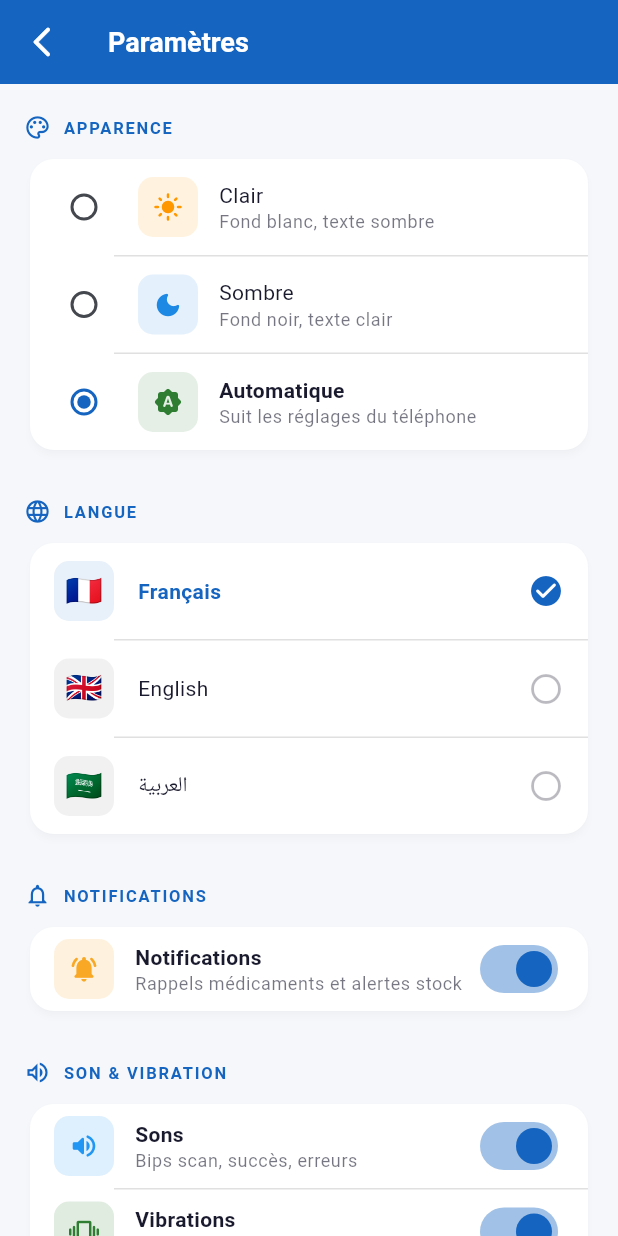
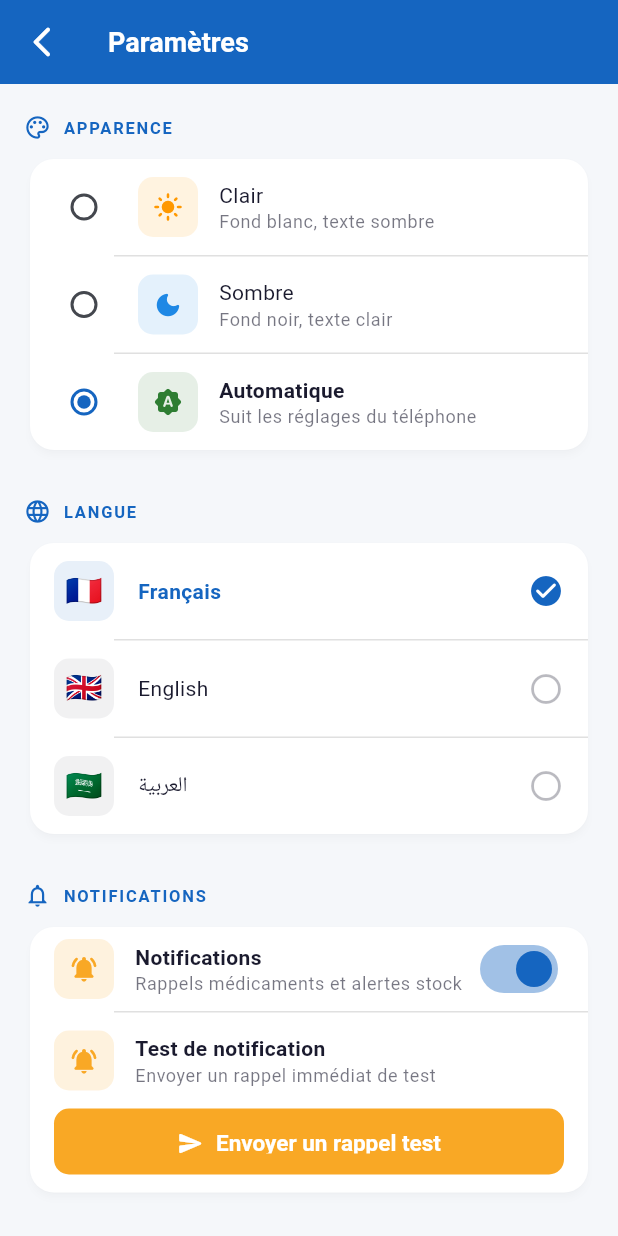
Before and after one commit to Mohamed-Lahyani/Pharma_Ai, a Flutter app: the SettingsScreen screen opened by its route, on a phone screen of 412 x 824 dp. Run offline on Flutter 3.47's test engine with Material 3 defaults, Android fonts, the phone set to English and light mode, and no system bars; our stand-ins replace audioplayers, camera, cloud_firestore, firebase_auth, firebase_core, flutter_local_notifications and 7 more; missing offline and left inert: google_mlkit_barcode_scanning, google_mlkit_text_recognition; accounts and stored records are empty; project files that could hold a hidden picture were left out.

Commit message:
ajouter test notification au parametre

```diff
--- a/lib/features/settings/settings_screen.dart
+++ b/lib/features/settings/settings_screen.dart
@@ -6,7 +6,7 @@ import '../../core/theme/theme_provider.dart';
 import '../../core/l10n/language_provider.dart';
 import '../../core/services/sound_service.dart';
 import '../../core/services/vibration_service.dart';
-
+import 'package:pharma_ai/core/services/notification_service.dart';
 final notificationsEnabledProvider = StateProvider<bool>((ref) => true);
 
 // ── Providers Son & Vibration ────────────────────────────────
@@ -171,8 +171,13 @@ class SettingsScreen extends ConsumerWidget {
           const SizedBox(height: 8),
 
           Card(
-            child: Padding(
-              padding: const EdgeInsets.symmetric(horizontal: 16, vertical: 4),
+            child: Column(
+              children: [
+
+                // ── Toggle notifications ──────────────────────
+                Padding(
+                  padding: const EdgeInsets.symmetric(
+                      horizontal: 16, vertical: 4),
                   child: Row(
                     children: [
                       Container(
@@ -196,13 +201,13 @@ class SettingsScreen extends ConsumerWidget {
                             Text(
                               l10n.notifications,
                               style: textTheme.bodyMedium?.copyWith(
-                            fontWeight: FontWeight.w600,
-                          ),
+                                  fontWeight: FontWeight.w600),
                             ),
                             Text(
                               'Rappels médicaments et alertes stock',
                               style: textTheme.bodySmall?.copyWith(
-                            color: colorScheme.onSurface.withValues(alpha: 0.6),
+                                color: colorScheme.onSurface
+                                    .withValues(alpha: 0.6),
                               ),
                             ),
                           ],
@@ -217,9 +222,21 @@ class SettingsScreen extends ConsumerWidget {
                     ],
                   ),
                 ),
+
+                const Divider(height: 1, indent: 56),
+
+                // ── Test notification immédiate ───────────────
+                _TestNotificationTile(
+                  colorScheme: colorScheme,
+                  textTheme  : textTheme,
+                ),
+
+              ],
+            ),
           ),
 
           const SizedBox(height: 28),
+
 
           // ── SECTION 4 : Son & Vibration ─────────────────────
           _SectionTitle(
@@ -338,6 +355,7 @@ class SettingsScreen extends ConsumerWidget {
           ),
 
           const SizedBox(height: 28),
+
 
           // ── SECTION 5 : À propos ────────────────────────────
           _SectionTitle(
@@ -549,3 +567,148 @@ class _LanguageOption extends StatelessWidget {
     );
   }
 }
+class _TestNotificationTile extends StatefulWidget {
+  final ColorScheme colorScheme;
+  final TextTheme   textTheme;
+
+  const _TestNotificationTile({
+    required this.colorScheme,
+    required this.textTheme,
+  });
+
+  @override
+  State<_TestNotificationTile> createState() => _TestNotificationTileState();
+}
+
+class _TestNotificationTileState extends State<_TestNotificationTile> {
+  bool _isSending = false;
+
+  Future<void> _envoyerTestNotification() async {
+    if (_isSending) return;
+    setState(() => _isSending = true);
+
+    try {
+      // ✅ Son + vibration au moment du test
+      await Future.wait([
+        SoundService().playNotification(),
+        VibrationService().doubleVibrate(),
+      ]);
+
+      // ✅ Notification locale immédiate (dans 3 secondes)
+      await NotificationService().scheduleTestNotification(
+        id     : 9999,
+        titre  : '🔔 Test PharmaAI',
+        message: 'Votre rappel de médicament fonctionne correctement !',
+        delaySeconds: 3,
+      );
+
+      if (!mounted) return;
+      ScaffoldMessenger.of(context).showSnackBar(
+        SnackBar(
+          content: const Row(
+            children: [
+              Icon(Icons.check_circle, color: Colors.white, size: 18),
+              SizedBox(width: 8),
+              Text('Notification test envoyée dans 3 secondes'),
+            ],
+          ),
+          backgroundColor: const Color(0xFF2E7D32),
+          behavior       : SnackBarBehavior.floating,
+          shape: RoundedRectangleBorder(
+              borderRadius: BorderRadius.circular(10)),
+          duration: const Duration(seconds: 3),
+        ),
+      );
+    } catch (e) {
+      if (!mounted) return;
+      ScaffoldMessenger.of(context).showSnackBar(
+        SnackBar(
+          content: Text('Erreur : $e'),
+          backgroundColor: const Color(0xFFC62828),
+        ),
+      );
+    } finally {
+      if (mounted) setState(() => _isSending = false);
+    }
+  }
+
+  @override
+  Widget build(BuildContext context) {
+    return Padding(
+      padding: const EdgeInsets.symmetric(horizontal: 16, vertical: 12),
+      child: Column(
+        crossAxisAlignment: CrossAxisAlignment.start,
+        children: [
+          // ── En-tête ────────────────────────────────────────
+          Row(
+            children: [
+              Container(
+                width : 40,
+                height: 40,
+                decoration: BoxDecoration(
+                  color: const Color(0xFFF9A825).withValues(alpha: 0.15),
+                  borderRadius: BorderRadius.circular(10),
+                ),
+                child: const Icon(
+                  Icons.notifications_active_rounded,
+                  color: Color(0xFFF9A825),
+                  size : 20,
+                ),
+              ),
+              const SizedBox(width: 14),
+              Expanded(
+                child: Column(
+                  crossAxisAlignment: CrossAxisAlignment.start,
+                  children: [
+                    Text(
+                      'Test de notification',
+                      style: widget.textTheme.bodyMedium?.copyWith(
+                          fontWeight: FontWeight.w600),
+                    ),
+                    Text(
+                      'Envoyer un rappel immédiat de test',
+                      style: widget.textTheme.bodySmall?.copyWith(
+                        color: widget.colorScheme.onSurface
+                            .withValues(alpha: 0.6),
+                      ),
+                    ),
+                  ],
+                ),
+              ),
+            ],
+          ),
+
+          const SizedBox(height: 12),
+
+          // ── Bouton test ────────────────────────────────────
+          SizedBox(
+            width : double.infinity,
+            height: 44,
+            child : ElevatedButton.icon(
+              onPressed: _isSending ? null : _envoyerTestNotification,
+              style: ElevatedButton.styleFrom(
+                backgroundColor: const Color(0xFFF9A825),
+                foregroundColor: Colors.white,
+                shape: RoundedRectangleBorder(
+                    borderRadius: BorderRadius.circular(10)),
+                elevation: 0,
+              ),
+              icon : _isSending
+                  ? const SizedBox(
+                width : 16,
+                height: 16,
+                child : CircularProgressIndicator(
+                    color: Colors.white, strokeWidth: 2),
+              )
+                  : const Icon(Icons.send_rounded, size: 18),
+              label: Text(
+                _isSending ? 'Envoi...' : 'Envoyer un rappel test',
+                style: const TextStyle(fontWeight: FontWeight.w600),
+              ),
+            ),
+          ),
+        ],
+      ),
+    );
+  }
+}
```
Also changed, not shown: lib/core/services/notification_service.dart (+35 -0 lines). Lines whose indentation alone changed are shown as unchanged.
